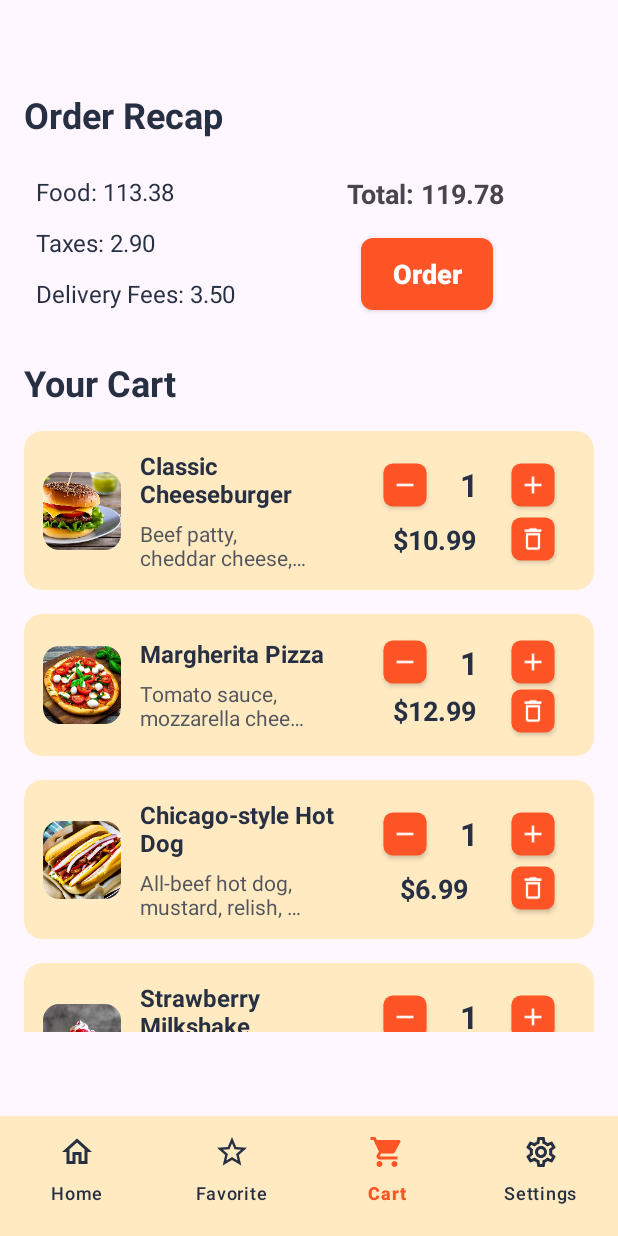
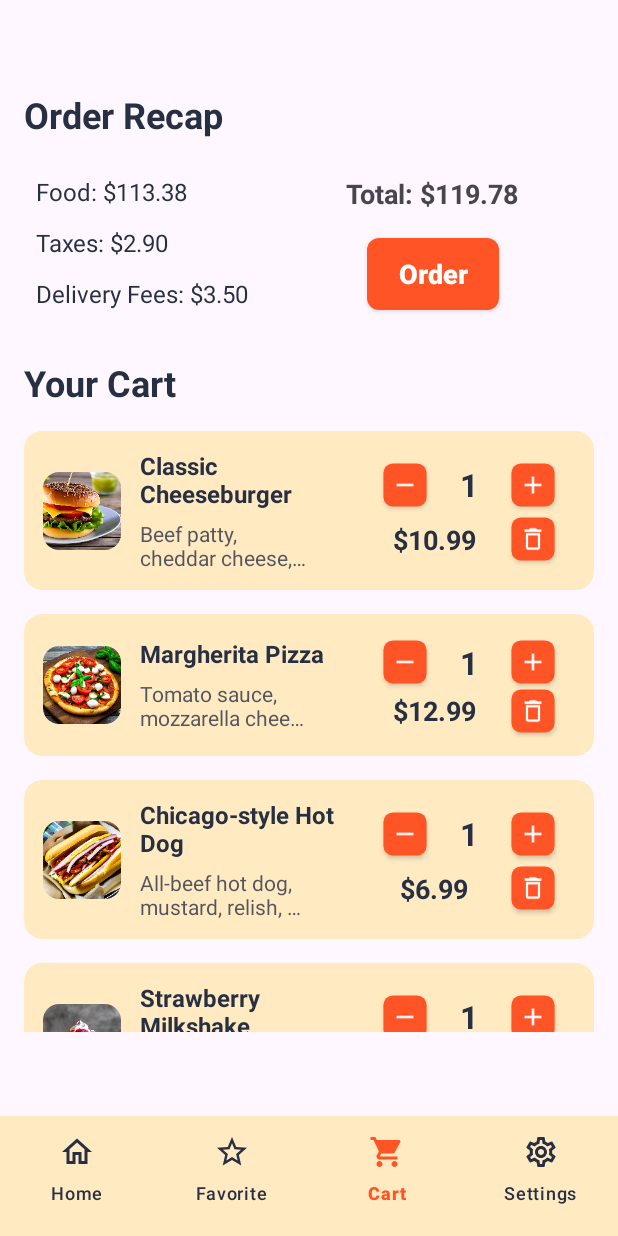
Before and after one commit to ThomasHerondale/FoodAce, an Android app: the CartFragment screen opened through its navigation route, on a phone screen of 412 x 824 dp. Run offline under Robolectric (Android 15) with nearby library versions, the phone set to English and light mode, and no system bars; our stand-ins replace Dagger/Hilt's generated code, Room's generated code, navigation-ui; 2 statements that could not run were skipped.

Commit message:
valuta nel riepilogo

```diff
--- a/app/src/main/res/values/strings.xml
+++ b/app/src/main/res/values/strings.xml
@@ -20,9 +20,9 @@
     <string name="your_cart">Your Cart</string>
     <string name="removed_from_cart_snack_text">%s removed from cart.</string>
     <string name="order_recap">Order Recap</string>
-    <string name="food_tot">Food: %1$.2f</string>
-    <string name="taxes_tot">Taxes: %1$.2f</string>
-    <string name="del_fees_tot">Delivery Fees: %1$.2f</string>
-    <string name="total">Total: %1$.2f</string>
+    <string name="food_tot">Food: $%1$.2f</string>
+    <string name="taxes_tot">Taxes: $%1$.2f</string>
+    <string name="del_fees_tot">Delivery Fees: $%1$.2f</string>
+    <string name="total">Total: $%1$.2f</string>
     <string name="order">Order</string>
 </resources>
```
